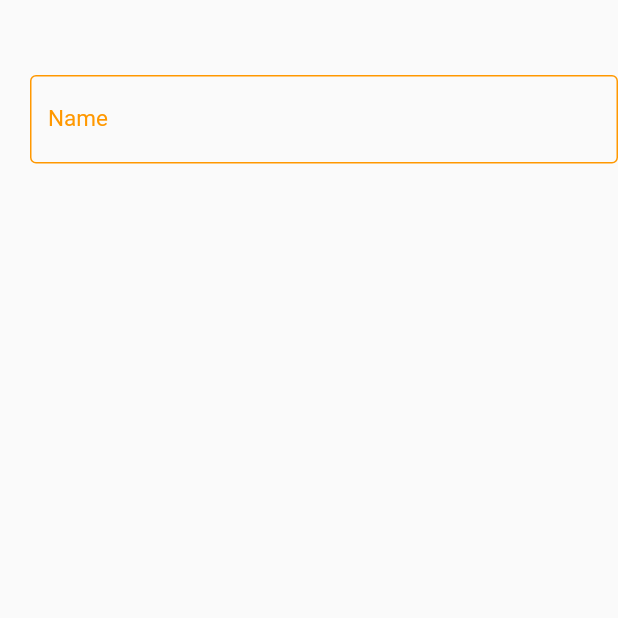
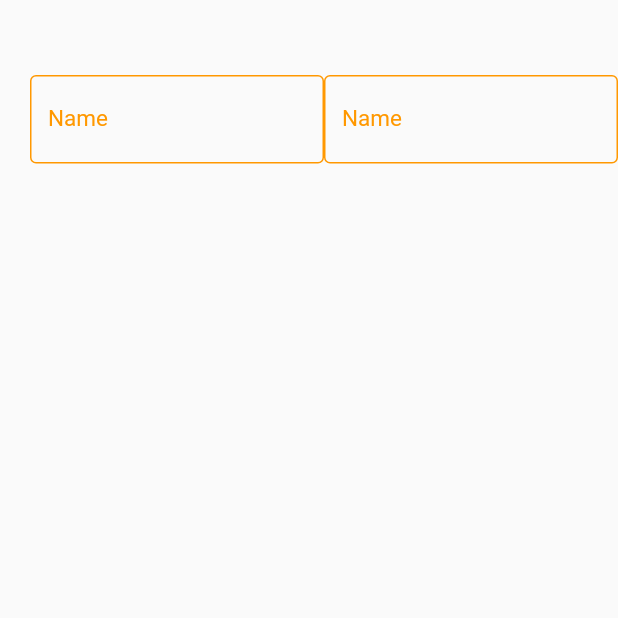
Before and after one commit to Luseres/PokebowlGo, a Flutter app: the GegevensScreen screen opened directly, on a phone screen of 412 x 824 dp, the top half of it. Run offline on Flutter 3.47's test engine with Material 2 defaults, Android fonts, the phone set to English and light mode, and no system bars; our stand-ins replace font_awesome_flutter.

Commit message:
Gegevens row fixed

```diff
--- a/pokebowl/lib/gegevensScreen.dart
+++ b/pokebowl/lib/gegevensScreen.dart
@@ -13,11 +13,14 @@ class GegevensScreen extends StatelessWidget {
   @override
   Widget build(BuildContext context) {
     return new Scaffold(
-      body: Padding(
+      body: Padding (
         padding: const EdgeInsets.fromLTRB(20.0, 50, 0, 0),
         child: Column(
           children: [
-            TextField(
+            Row(
+              children: [
+                Flexible(
+                  child: TextField(
                     decoration: InputDecoration(
                         hintText: "Your Name",
                         labelText: "Name",
@@ -29,14 +32,36 @@ class GegevensScreen extends StatelessWidget {
                             fontSize: 15,
                             color: Colors.orange
                         ),
-                border: OutlineInputBorder(borderRadius: BorderRadius.all(Radius.circular(30)) ),
+                        border: OutlineInputBorder(borderRadius: BorderRadius.all(Radius.circular(30))),
                         focusedBorder: OutlineInputBorder(
                             borderSide: BorderSide(color: Colors.deepOrangeAccent) )
-              ) ,),
-          ],),
                     ),
-
-
+                  ),
+                ),
+                Flexible(
+                  child: TextField(
+                    decoration: InputDecoration(
+                        hintText: "Your Name",
+                        labelText: "Name",
+                        hintStyle: TextStyle(fontSize: 12),
+                        enabledBorder: OutlineInputBorder(
+                            borderSide: BorderSide(color: Colors.orange)
+                        ),
+                        labelStyle: TextStyle(
+                            fontSize: 15,
+                            color: Colors.orange
+                        ),
+                        border: OutlineInputBorder(borderRadius: BorderRadius.all(Radius.circular(30))),
+                        focusedBorder: OutlineInputBorder(
+                            borderSide: BorderSide(color: Colors.deepOrangeAccent) )
+                    ),
+                  ),
+                ),
+              ]
+            ),
+          ],
+        ),
+      ),
     );
   }
 }
```
Lines whose indentation alone changed are shown as unchanged.
